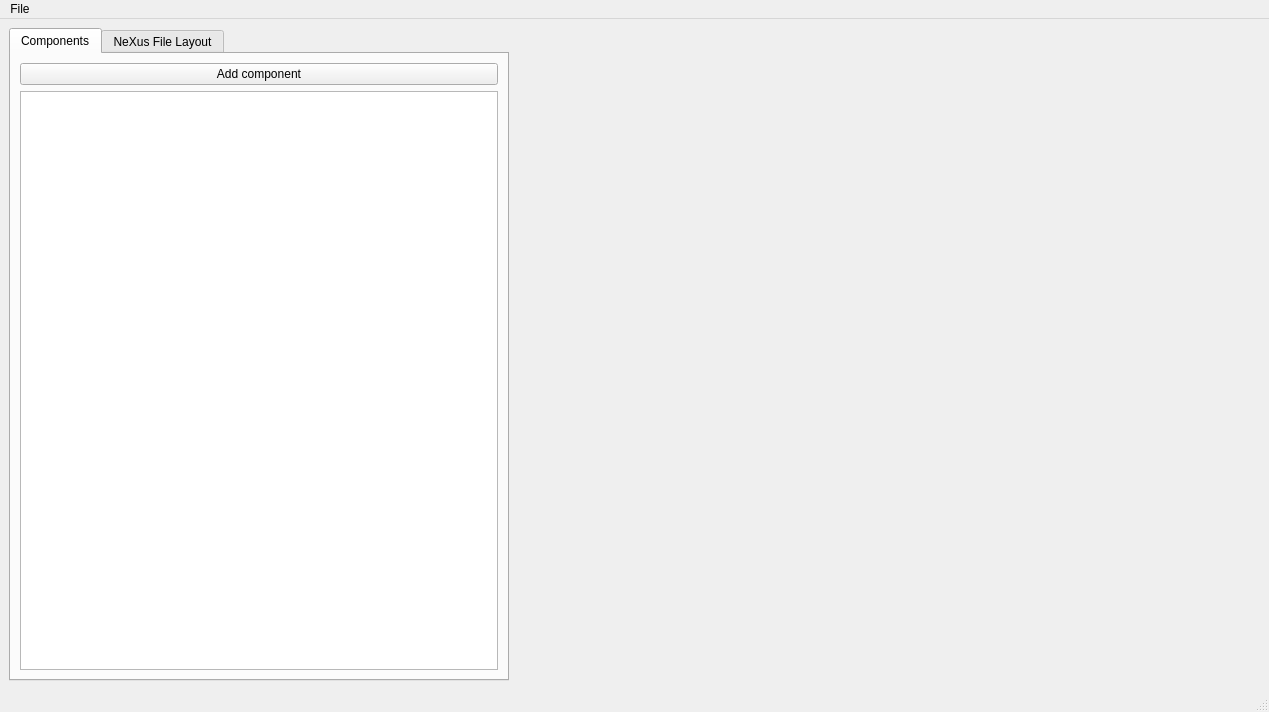
This is ui/main_window.ui in ess-dmsc/nexus-constructor as Qt 5 draws it before an edit. The edited form follows.
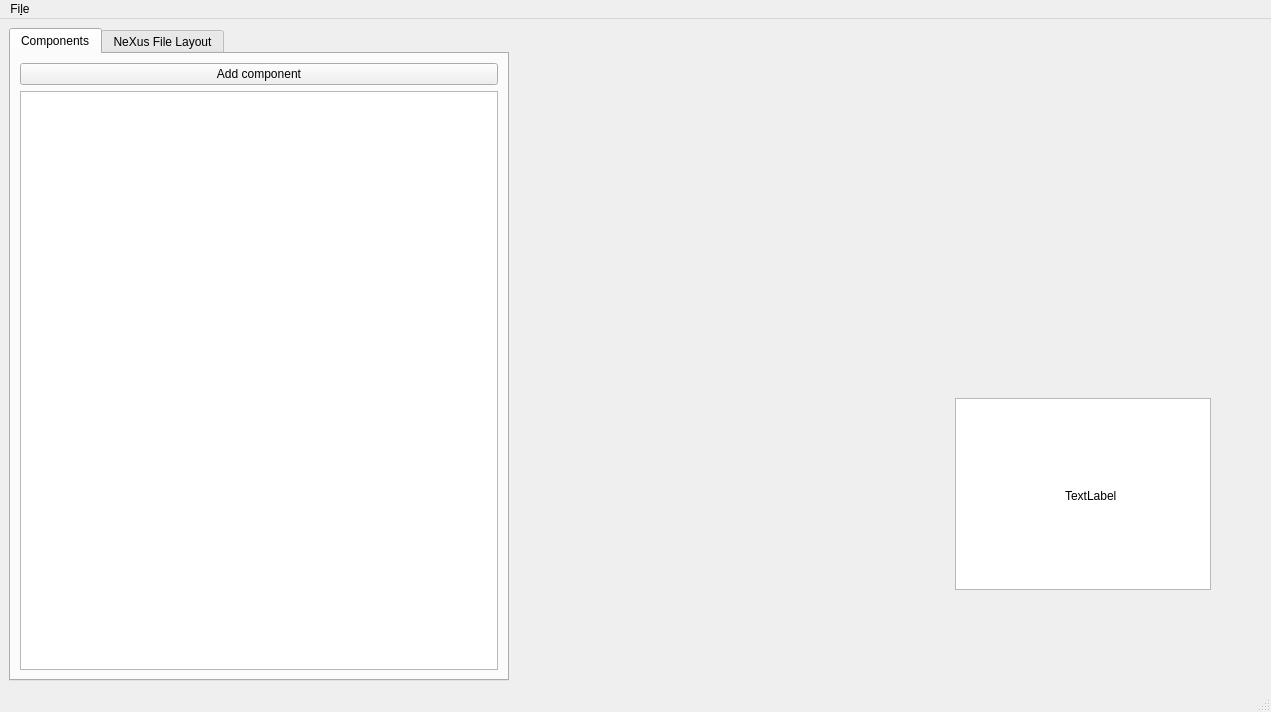
This is the edited form. Custom widgets are drawn as their Qt base class.

Commit message: Billboards seem to be working

```diff
--- a/ui/main_window.ui
+++ b/ui/main_window.ui
@@ -6,7 +6,7 @@
    <rect>
     <x>0</x>
     <y>0</y>
-    <width>1263</width>
+    <width>1271</width>
     <height>712</height>
    </rect>
   </property>
@@ -78,6 +78,29 @@
           <height>0</height>
          </size>
         </property>
+        <widget class="QGraphicsView" name="graphicsView">
+         <property name="geometry">
+          <rect>
+           <x>440</x>
+           <y>370</y>
+           <width>256</width>
+           <height>192</height>
+          </rect>
+         </property>
+        </widget>
+        <widget class="QLabel" name="label">
+         <property name="geometry">
+          <rect>
+           <x>550</x>
+           <y>460</y>
+           <width>59</width>
+           <height>15</height>
+          </rect>
+         </property>
+         <property name="text">
+          <string>TextLabel</string>
+         </property>
+        </widget>
        </widget>
       </item>
      </layout>
@@ -89,13 +112,13 @@
     <rect>
      <x>0</x>
      <y>0</y>
-     <width>1263</width>
-     <height>19</height>
+     <width>1271</width>
+     <height>20</height>
     </rect>
    </property>
    <widget class="QMenu" name="menuFile">
     <property name="title">
-     <string>File</string>
+     <string>Fi&amp;le</string>
     </property>
     <addaction name="actionOpen_NeXus_file"/>
     <addaction name="actionExport_to_NeXus_file"/>
```
Left out of the diff: 6 changed lines with no effect on the pictures. The commit also changes 2 other files.
